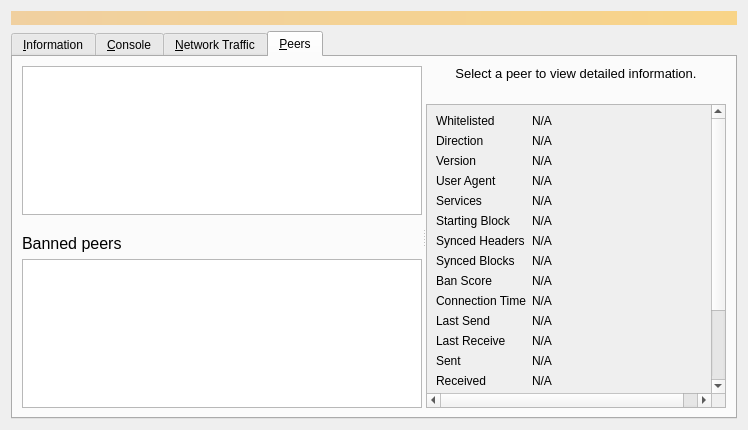
The window that src/qt/forms/debugwindow.ui (raffermeko/bitcoin) describes before a commit, drawn with Qt 5.
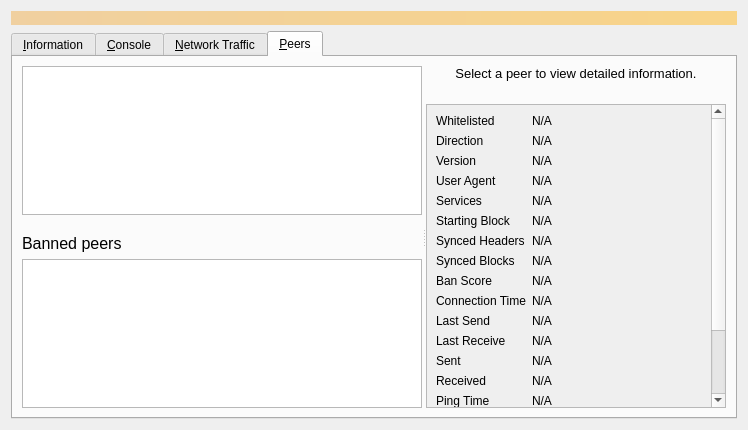
The same window after the commit. The open tabs and pages were chosen to show the change. Icons and pictures are not drawn. Custom widgets are drawn as their Qt base class.

Commit message:
qt: Do not truncate node flag strings in debugwindow.ui peers details tab.
Not all possible node flags are visible in details of peers tab since v18.2.
qt will now autoadapt the slider to the full string size.

Patch:
```diff
--- a/src/qt/forms/debugwindow.ui
+++ b/src/qt/forms/debugwindow.ui
@@ -1078,12 +1078,6 @@
                 <height>426</height>
                </rect>
               </property>
-              <property name="minimumSize">
-               <size>
-                <width>300</width>
-                <height>0</height>
-               </size>
-              </property>
               <layout class="QGridLayout" name="gridLayout_2" columnstretch="0,1">
                <item row="0" column="0">
                 <widget class="QLabel" name="label_30">
```
